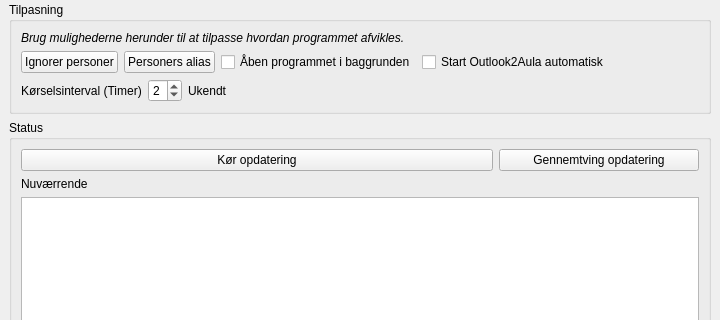
This is mainwindow.ui in froksen/O2A_GUI as Qt 5 draws it before an edit; both pictures show x 0 to 720 and y 121 to 441 of the 720 by 572 pixel window. The edited form follows.
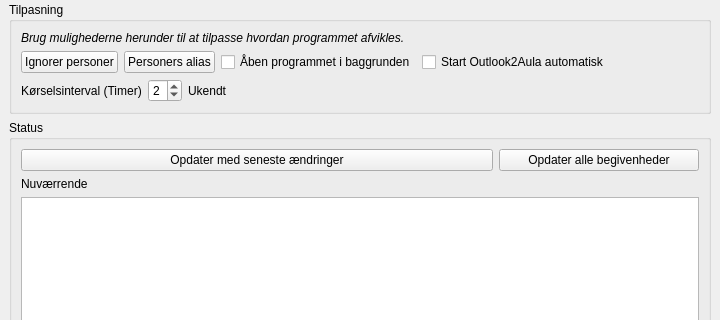
This is the edited form.

Commit message: Ændret tekst på knapperne der bruges til at afvikle programmet.

Diff of the .ui file:
```diff
--- a/mainwindow.ui
+++ b/mainwindow.ui
@@ -229,7 +229,7 @@
             </size>
            </property>
            <property name="text">
-            <string>Gennemtving opdatering</string>
+            <string>Opdater alle begivenheder</string>
            </property>
           </widget>
          </item>
@@ -242,7 +242,7 @@
             </size>
            </property>
            <property name="text">
-            <string>Kør opdatering</string>
+            <string>Opdater med seneste ændringer</string>
            </property>
           </widget>
          </item>
```
Left out of the diff: 6 changed lines with no effect on the pictures. The commit also changes 1 other file.
